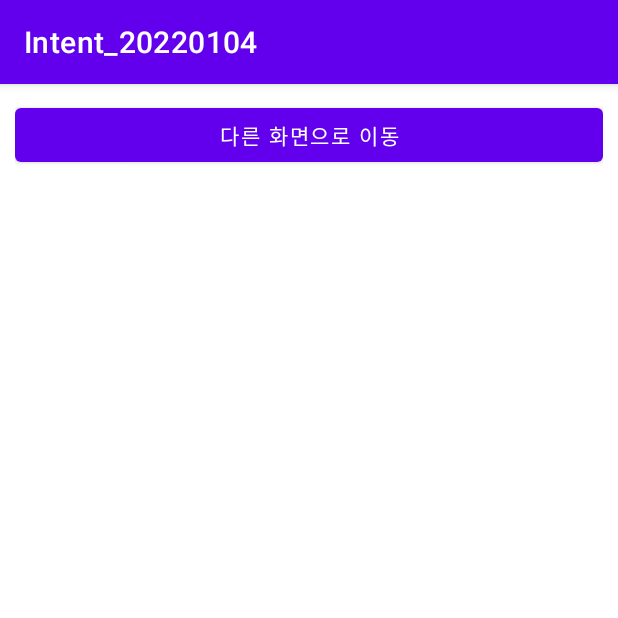
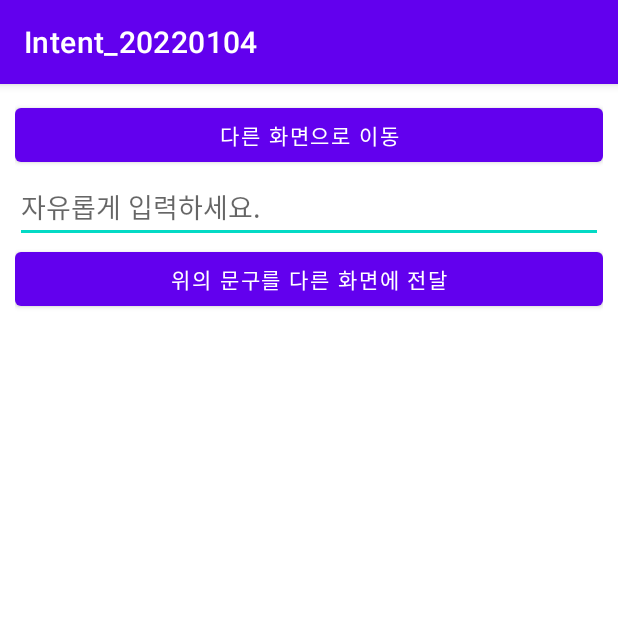
Before and after one commit to Kim-Hyunhee/Intent_20220104, an Android app: the screen it shows after launch (MainActivity), on a phone screen of 412 x 824 dp, the top half of it. Run offline under Robolectric (Android 15) with nearby library versions, the phone set to English and light mode, and no system bars.

```diff
--- a/app/src/main/AndroidManifest.xml
+++ b/app/src/main/AndroidManifest.xml
@@ -9,6 +9,9 @@
         android:roundIcon="@mipmap/ic_launcher_round"
         android:supportsRtl="true"
         android:theme="@style/Theme.Intent_20220104">
+        <activity
+            android:name=".ViewMessageActivity"
+            android:exported="false" />
         <activity
             android:name=".OtherActivity"
             android:exported="false" />
--- a/app/src/main/java/com/nepplus/intent_20220104/MainActivity.kt
+++ b/app/src/main/java/com/nepplus/intent_20220104/MainActivity.kt
@@ -10,6 +10,17 @@ class MainActivity : AppCompatActivity() {
         super.onCreate(savedInstanceState)
         setContentView(R.layout.activity_main)
 
+        btnSendMessage.setOnClickListener {
+
+            // 입력한 내용을 추출
+            val inpitMessage = edtMessage.text.toString()
+
+            // 메기지 보기 화면으로 이동
+            val myIntent = Intent (this, ViewMessageActivity::class.java)
+            startActivity(myIntent)
+
+        }
+
         btnMoveToOther.setOnClickListener {
 
             // Intent로 다른 화면으로 이동해보자
--- a/app/src/main/res/layout/activity_main.xml
+++ b/app/src/main/res/layout/activity_main.xml
@@ -6,6 +6,7 @@
     android:layout_width="match_parent"
     android:layout_height="match_parent"
     android:padding="10dp"
+    android:orientation="vertical"
     tools:context=".MainActivity">
 
     <Button
@@ -14,5 +15,17 @@
         android:layout_height="wrap_content"
         android:text="다른 화면으로 이동"/>
 
+    <EditText
+        android:id="@+id/edtMessage"
+        android:layout_width="match_parent"
+        android:layout_height="wrap_content"
+        android:hint="자유롭게 입력하세요."/>
+
+    <Button
+        android:id="@+id/btnSendMessage"
+        android:layout_width="match_parent"
+        android:layout_height="wrap_content"
+        android:text="위의 문구를 다른 화면에 전달"/>
+
 
 </LinearLayout>
```
Also changed, not shown: app/src/main/java/com/nepplus/intent_20220104/ViewMessageActivity.kt (added, +11 -0 lines), app/src/main/res/layout/activity_view_message.xml (added, +9 -0 lines).
